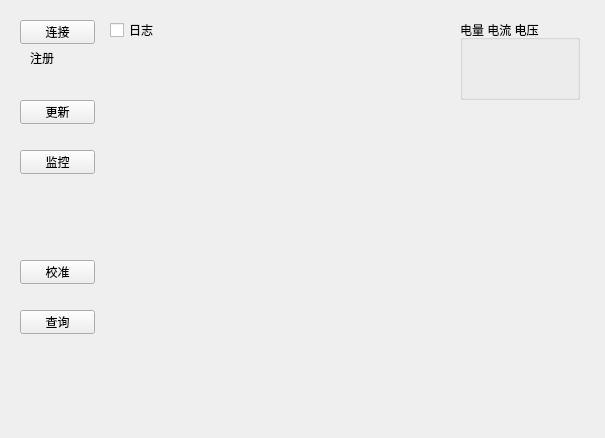
Fboxtt/python_tool, file untitled.ui: the form before one commit.
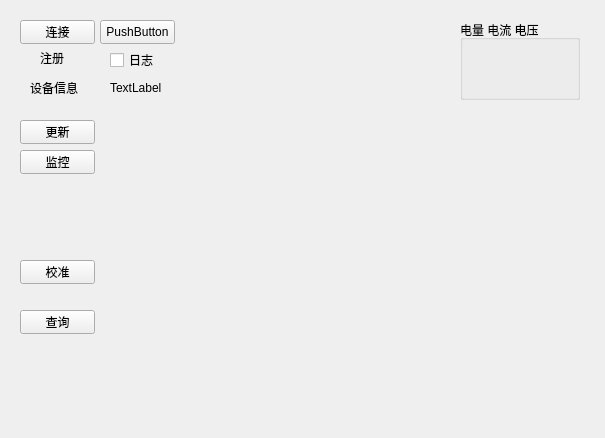
The form after the commit.

Commit message: ui文件添加注册信息

What changed in the file:
```diff
--- a/untitled.ui
+++ b/untitled.ui
@@ -30,7 +30,7 @@
    <property name="geometry">
     <rect>
      <x>110</x>
-     <y>20</y>
+     <y>50</y>
      <width>77</width>
      <height>20</height>
     </rect>
@@ -43,7 +43,7 @@
    <property name="geometry">
     <rect>
      <x>20</x>
-     <y>100</y>
+     <y>120</y>
      <width>75</width>
      <height>24</height>
     </rect>
@@ -107,7 +107,7 @@
   <widget class="QLabel" name="label">
    <property name="geometry">
     <rect>
-     <x>30</x>
+     <x>40</x>
      <y>50</y>
      <width>54</width>
      <height>16</height>
@@ -117,6 +117,45 @@
     <string>注册</string>
    </property>
   </widget>
+  <widget class="QPushButton" name="pushButton_6">
+   <property name="geometry">
+    <rect>
+     <x>100</x>
+     <y>20</y>
+     <width>75</width>
+     <height>24</height>
+    </rect>
+   </property>
+   <property name="text">
+    <string>PushButton</string>
+   </property>
+  </widget>
+  <widget class="QLabel" name="label_2">
+   <property name="geometry">
+    <rect>
+     <x>30</x>
+     <y>80</y>
+     <width>54</width>
+     <height>16</height>
+    </rect>
+   </property>
+   <property name="text">
+    <string>设备信息</string>
+   </property>
+  </widget>
+  <widget class="QLabel" name="label_3">
+   <property name="geometry">
+    <rect>
+     <x>110</x>
+     <y>80</y>
+     <width>54</width>
+     <height>16</height>
+    </rect>
+   </property>
+   <property name="text">
+    <string>TextLabel</string>
+   </property>
+  </widget>
  </widget>
  <resources/>
  <connections/>
```
